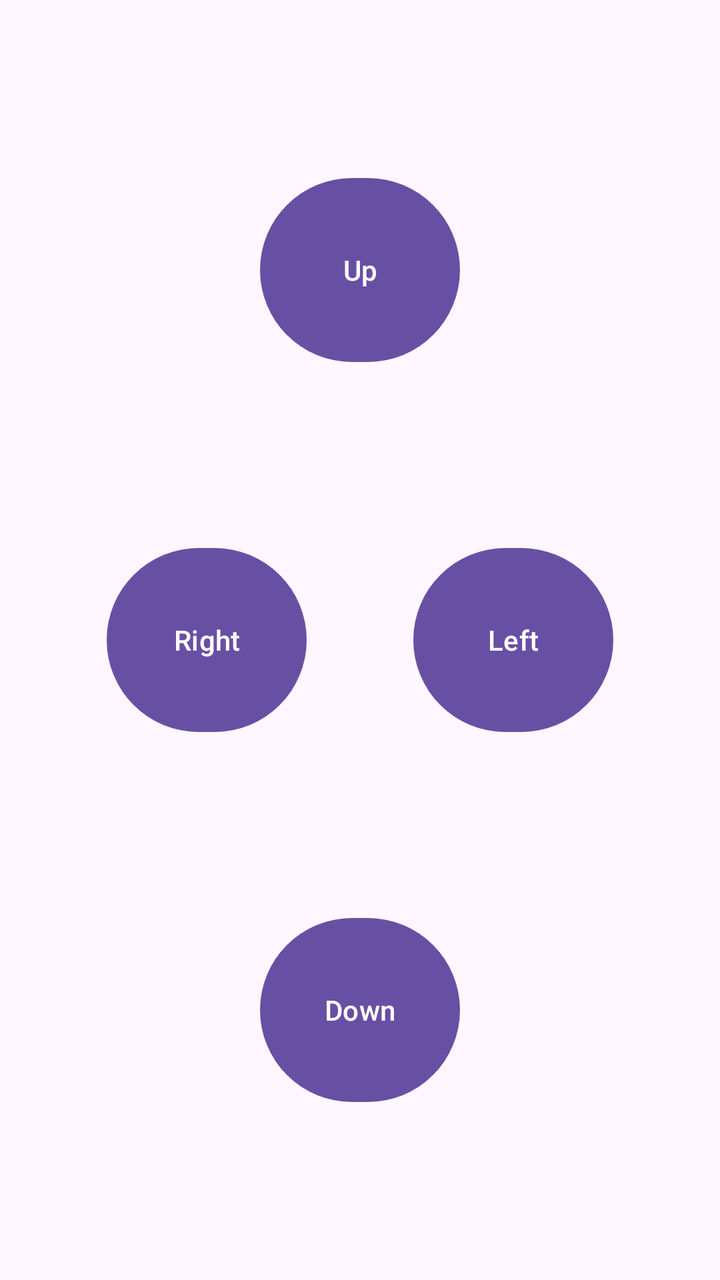
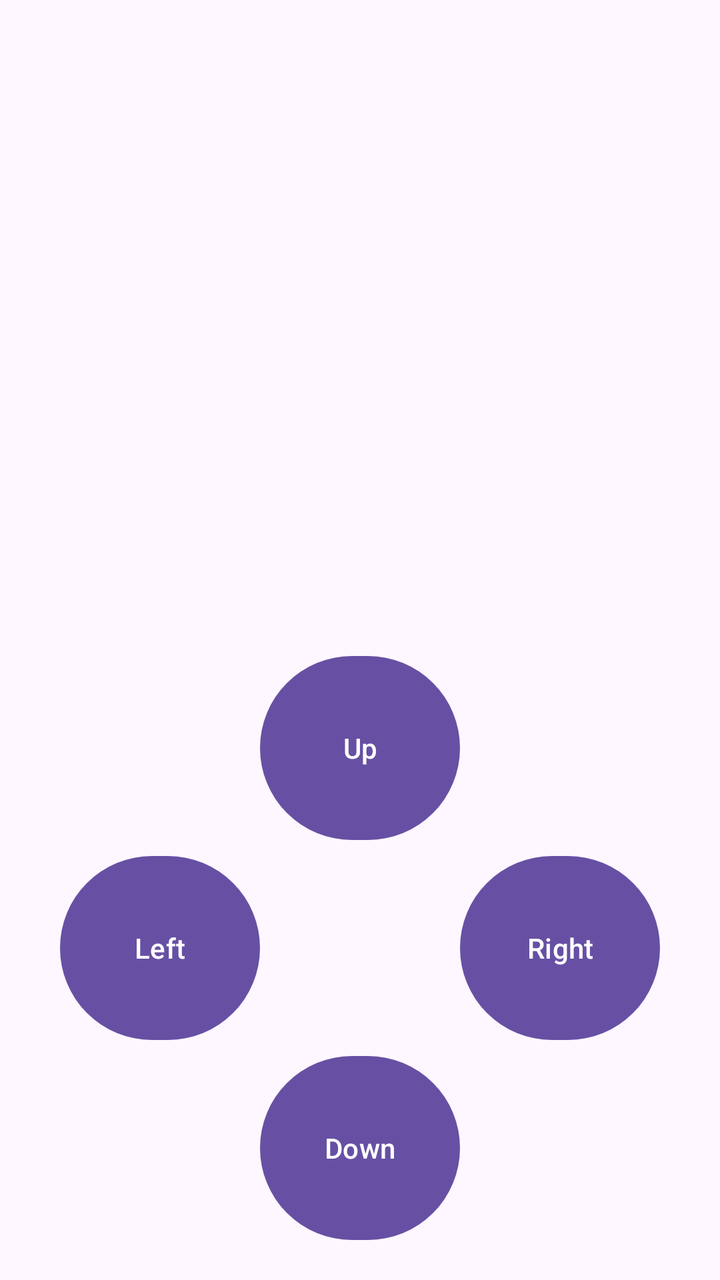

Two renders of the same Android screen: before a commit and after it. Below are the layout's source before the change and the commit's diff.
<!-- AndroidManifest.xml: application theme Theme.Final_Project_Uriya -->
<!-- res/layout/activity_game.xml -->
<?xml version="1.0" encoding="utf-8"?>
<androidx.constraintlayout.widget.ConstraintLayout
    xmlns:android="http://schemas.android.com/apk/res/android"
    xmlns:app="http://schemas.android.com/apk/res-auto"
    xmlns:tools="http://schemas.android.com/tools"
    android:id="@+id/constraintsLayout"
    android:layout_width="match_parent"
    android:layout_height="match_parent"
    tools:context=".GameActivity">

    <GridLayout
        android:id="@+id/gridLayout"
        android:layout_width="wrap_content"
        android:layout_height="wrap_content"
        app:layout_constraintTop_toTopOf="parent"
        app:layout_constraintStart_toStartOf="parent"
        app:layout_constraintEnd_toEndOf="parent"/>

    <Button
        android:id="@+id/btnUp"
        android:layout_width="100dp"
        android:layout_height="100dp"
        android:text="Up"
        app:layout_constraintBottom_toTopOf="@+id/btnRight"
        app:layout_constraintStart_toStartOf="parent"
        app:layout_constraintEnd_toEndOf="parent"
        app:layout_constraintTop_toBottomOf="@id/gridLayout"
        />

    <Button
        android:id="@+id/btnRight"
        android:layout_width="100dp"
        android:layout_height="100dp"
        android:text="Right"
        app:layout_constraintTop_toBottomOf="@+id/btnUp"
        app:layout_constraintBottom_toTopOf="@+id/btnDown"
        app:layout_constraintEnd_toStartOf="@+id/btnLeft"
        app:layout_constraintStart_toStartOf="parent"/>

    <Button
        android:id="@+id/btnLeft"
        android:layout_width="100dp"
        android:layout_height="100dp"
        android:text="Left"
        app:layout_constraintTop_toBottomOf="@+id/btnUp"
        app:layout_constraintBottom_toTopOf="@+id/btnDown"
        app:layout_constraintStart_toEndOf="@+id/btnRight"
        app:layout_constraintEnd_toEndOf="parent"/>

    <Button
        android:id="@+id/btnDown"
        android:layout_width="100dp"
        android:layout_height="100dp"
        android:text="Down"
        app:layout_constraintTop_toBottomOf="@+id/btnRight"
        app:layout_constraintStart_toStartOf="parent"
        app:layout_constraintEnd_toEndOf="parent"
        app:layout_constraintBottom_toBottomOf="parent"
        android:layout_margin="0dp"/>

</androidx.constraintlayout.widget.ConstraintLayout>
<!-- resources referenced by this layout -->
<resources>
  <style name="Theme.Final_Project_Uriya" parent="Base.Theme.Final_Project_Uriya" />
  <style name="Base.Theme.Final_Project_Uriya" parent="Theme.Material3.DayNight.NoActionBar">
          
          
      </style>
</resources>

<!-- the commit's change to res/layout/activity_game.xml (unified diff, before → after) -->
@@ -2,60 +2,71 @@
 <androidx.constraintlayout.widget.ConstraintLayout
     xmlns:android="http://schemas.android.com/apk/res/android"
     xmlns:app="http://schemas.android.com/apk/res-auto"
-    xmlns:tools="http://schemas.android.com/tools"
-    android:id="@+id/constraintsLayout"
     android:layout_width="match_parent"
-    android:layout_height="match_parent"
-    tools:context=".GameActivity">
+    android:layout_height="match_parent">
 
+    
     <GridLayout
         android:id="@+id/gridLayout"
         android:layout_width="wrap_content"
         android:layout_height="wrap_content"
+        android:layout_marginTop="16dp"
         app:layout_constraintTop_toTopOf="parent"
         app:layout_constraintStart_toStartOf="parent"
         app:layout_constraintEnd_toEndOf="parent"/>
 
-    <Button
-        android:id="@+id/btnUp"
-        android:layout_width="100dp"
-        android:layout_height="100dp"
-        android:text="Up"
-        app:layout_constraintBottom_toTopOf="@+id/btnRight"
+    
+    <GridLayout
+        android:id="@+id/dpadLayout"
+        android:layout_width="wrap_content"
+        android:layout_height="wrap_content"
+        android:rowCount="3"
+        android:columnCount="3"
+        app:layout_constraintBottom_toBottomOf="parent"
         app:layout_constraintStart_toStartOf="parent"
         app:layout_constraintEnd_toEndOf="parent"
-        app:layout_constraintTop_toBottomOf="@id/gridLayout"
-        />
+        android:layout_marginBottom="16dp">
 
-    <Button
-        android:id="@+id/btnRight"
-        android:layout_width="100dp"
-        android:layout_height="100dp"
-        android:text="Right"
-        app:layout_constraintTop_toBottomOf="@+id/btnUp"
-        app:layout_constraintBottom_toTopOf="@+id/btnDown"
-        app:layout_constraintEnd_toStartOf="@+id/btnLeft"
-        app:layout_constraintStart_toStartOf="parent"/>
+        
+        <View
+            android:layout_width="100dp"
+            android:layout_height="100dp"
+            android:layout_row="0"
+            android:layout_column="1" />
+        <Button
+            android:id="@+id/btnUp"
+            android:layout_width="100dp"
+            android:layout_height="100dp"
+            android:text="Up"
+            android:layout_row="0"
+            android:layout_column="1"/>
 
-    <Button
-        android:id="@+id/btnLeft"
-        android:layout_width="100dp"
-        android:layout_height="100dp"
-        android:text="Left"
-        app:layout_constraintTop_toBottomOf="@+id/btnUp"
-        app:layout_constraintBottom_toTopOf="@+id/btnDown"
-        app:layout_constraintStart_toEndOf="@+id/btnRight"
-        app:layout_constraintEnd_toEndOf="parent"/>
+        
+        <Button
+            android:id="@+id/btnLeft"
+            android:layout_width="100dp"
+            android:layout_height="100dp"
+            android:text="Left"
+            android:layout_row="1"
+            android:layout_column="0"/>
 
-    <Button
-        android:id="@+id/btnDown"
-        android:layout_width="100dp"
-        android:layout_height="100dp"
-        android:text="Down"
-        app:layout_constraintTop_toBottomOf="@+id/btnRight"
-        app:layout_constraintStart_toStartOf="parent"
-        app:layout_constraintEnd_toEndOf="parent"
-        app:layout_constraintBottom_toBottomOf="parent"
-        android:layout_margin="0dp"/>
+        
+        <Button
+            android:id="@+id/btnRight"
+            android:layout_width="100dp"
+            android:layout_height="100dp"
+            android:text="Right"
+            android:layout_row="1"
+            android:layout_column="2"/>
+
+        
+        <Button
+            android:id="@+id/btnDown"
+            android:layout_width="100dp"
+            android:layout_height="100dp"
+            android:text="Down"
+            android:layout_row="2"
+            android:layout_column="1"/>
+    </GridLayout>
 
 </androidx.constraintlayout.widget.ConstraintLayout>
